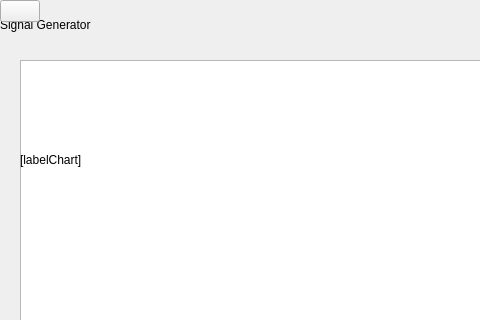
This is forms/application.ui in Aquaver/signal-generator as Qt 5 draws it before an edit; both pictures show x 0 to 480 and y 0 to 320 of the 1280 by 720 pixel window. The edited form follows.
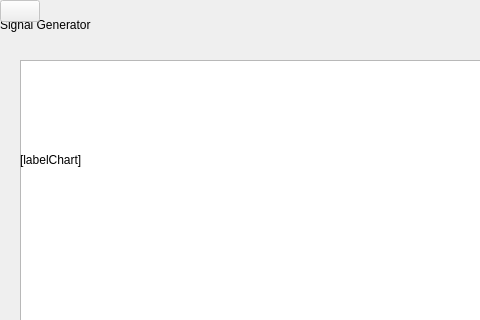
This is the edited form.

Commit message: Added enabled property in delete menu button widget in application UI file

Diff of the .ui file:
```diff
--- a/forms/application.ui
+++ b/forms/application.ui
@@ -334,6 +334,9 @@
           </widget>
           
           <widget class="QPushButton" name="buttonMenuDelete">
+            <property name="enabled">
+              <bool>false</bool>
+            </property>
           </widget>
         </widget>
       </widget>
```
